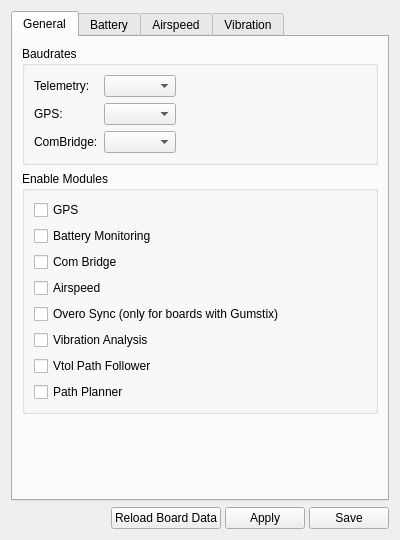
First picture: the form in ground/gcs/src/plugins/config/modules.ui, repository TauLabs/TauLabs, before the edit.
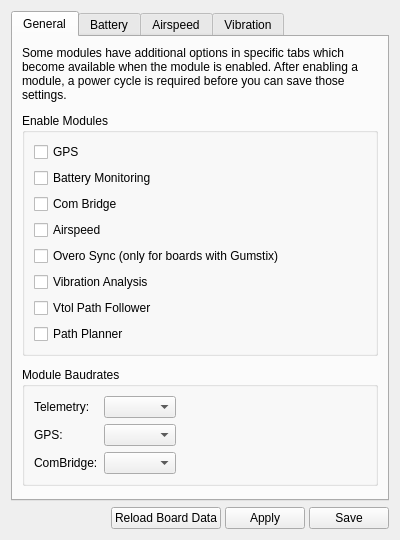
Second picture: the form after the edit. The open tabs and pages were chosen to show the change. Icons and pictures are not drawn.

Commit message: Modules: add descriptive text

```diff
--- a/ground/gcs/src/plugins/config/modules.ui
+++ b/ground/gcs/src/plugins/config/modules.ui
@@ -31,68 +31,31 @@
       </attribute>
       <layout class="QVBoxLayout" name="verticalLayout_4">
        <item>
-        <widget class="QGroupBox" name="groupBox">
-         <property name="title">
-          <string>Baudrates</string>
+        <widget class="QLabel" name="label">
+         <property name="text">
+          <string>Some modules have additional options in specific tabs which become available when the module is enabled. After enabling a module, a power cycle is required before you can save those settings.</string>
          </property>
-         <layout class="QFormLayout" name="formLayout_4">
-          <property name="fieldGrowthPolicy">
-           <enum>QFormLayout::FieldsStayAtSizeHint</enum>
-          </property>
-          <item row="0" column="0">
-           <widget class="QLabel" name="label_18">
-            <property name="text">
-             <string>Telemetry: </string>
-            </property>
-           </widget>
-          </item>
-          <item row="0" column="1">
-           <widget class="QComboBox" name="cb_TelemetryBaudRate">
-            <property name="objrelation" stdset="0">
-             <stringlist>
-              <string>objname:ModuleSettings</string>
-              <string>fieldname:TelemetrySpeed</string>
-             </stringlist>
-            </property>
-           </widget>
-          </item>
-          <item row="1" column="0">
-           <widget class="QLabel" name="label_19">
-            <property name="text">
-             <string>GPS: </string>
-            </property>
-           </widget>
-          </item>
-          <item row="1" column="1">
-           <widget class="QComboBox" name="cb_gpsSpeed">
-            <property name="objrelation" stdset="0">
-             <stringlist>
-              <string>objname:ModuleSettings</string>
-              <string>fieldname:GPSSpeed</string>
-             </stringlist>
-            </property>
-           </widget>
-          </item>
-          <item row="2" column="0">
-           <widget class="QLabel" name="label_17">
-            <property name="text">
-             <string>ComBridge:</string>
-            </property>
-           </widget>
-          </item>
-          <item row="2" column="1">
-           <widget class="QComboBox" name="cb_combridgeSpeed">
-            <property name="objrelation" stdset="0">
-             <stringlist>
-              <string>objname:ModuleSettings</string>
-              <string>fieldname:ComUsbBridgeSpeed</string>
-             </stringlist>
-            </property>
-           </widget>
-          </item>
-         </layout>
+         <property name="wordWrap">
+          <bool>true</bool>
+         </property>
         </widget>
        </item>
+       <item>
+        <spacer name="verticalSpacer">
+         <property name="orientation">
+          <enum>Qt::Vertical</enum>
+         </property>
+         <property name="sizeType">
+          <enum>QSizePolicy::Fixed</enum>
+         </property>
+         <property name="sizeHint" stdset="0">
+          <size>
+           <width>20</width>
+           <height>5</height>
+          </size>
+         </property>
+        </spacer>
+       </item>
        <item>
         <widget class="QGroupBox" name="gbModules">
          <property name="title">
@@ -173,6 +136,85 @@
          </layout>
         </widget>
        </item>
+       <item>
+        <spacer name="verticalSpacer_2">
+         <property name="orientation">
+          <enum>Qt::Vertical</enum>
+         </property>
+         <property name="sizeType">
+          <enum>QSizePolicy::Fixed</enum>
+         </property>
+         <property name="sizeHint" stdset="0">
+          <size>
+           <width>20</width>
+           <height>5</height>
+          </size>
+         </property>
+        </spacer>
+       </item>
+       <item>
+        <widget class="QGroupBox" name="groupBox">
+         <property name="title">
+          <string>Module Baudrates</string>
+         </property>
+         <layout class="QFormLayout" name="formLayout_4">
+          <property name="fieldGrowthPolicy">
+           <enum>QFormLayout::FieldsStayAtSizeHint</enum>
+          </property>
+          <item row="0" column="0">
+           <widget class="QLabel" name="label_18">
+            <property name="text">
+             <string>Telemetry: </string>
+            </property>
+           </widget>
+          </item>
+          <item row="0" column="1">
+           <widget class="QComboBox" name="cb_TelemetryBaudRate">
+            <property name="objrelation" stdset="0">
+             <stringlist>
+              <string>objname:ModuleSettings</string>
+              <string>fieldname:TelemetrySpeed</string>
+             </stringlist>
+            </property>
+           </widget>
+          </item>
+          <item row="1" column="0">
+           <widget class="QLabel" name="label_19">
+            <property name="text">
+             <string>GPS: </string>
+            </property>
+           </widget>
+          </item>
+          <item row="1" column="1">
+           <widget class="QComboBox" name="cb_gpsSpeed">
+            <property name="objrelation" stdset="0">
+             <stringlist>
+              <string>objname:ModuleSettings</string>
+              <string>fieldname:GPSSpeed</string>
+             </stringlist>
+            </property>
+           </widget>
+          </item>
+          <item row="2" column="0">
+           <widget class="QLabel" name="label_17">
+            <property name="text">
+             <string>ComBridge:</string>
+            </property>
+           </widget>
+          </item>
+          <item row="2" column="1">
+           <widget class="QComboBox" name="cb_combridgeSpeed">
+            <property name="objrelation" stdset="0">
+             <stringlist>
+              <string>objname:ModuleSettings</string>
+              <string>fieldname:ComUsbBridgeSpeed</string>
+             </stringlist>
+            </property>
+           </widget>
+          </item>
+         </layout>
+        </widget>
+       </item>
        <item>
         <spacer name="verticalSpacer_4">
          <property name="orientation">
```
Left out of the diff: 2 changed lines with no effect on the pictures.
